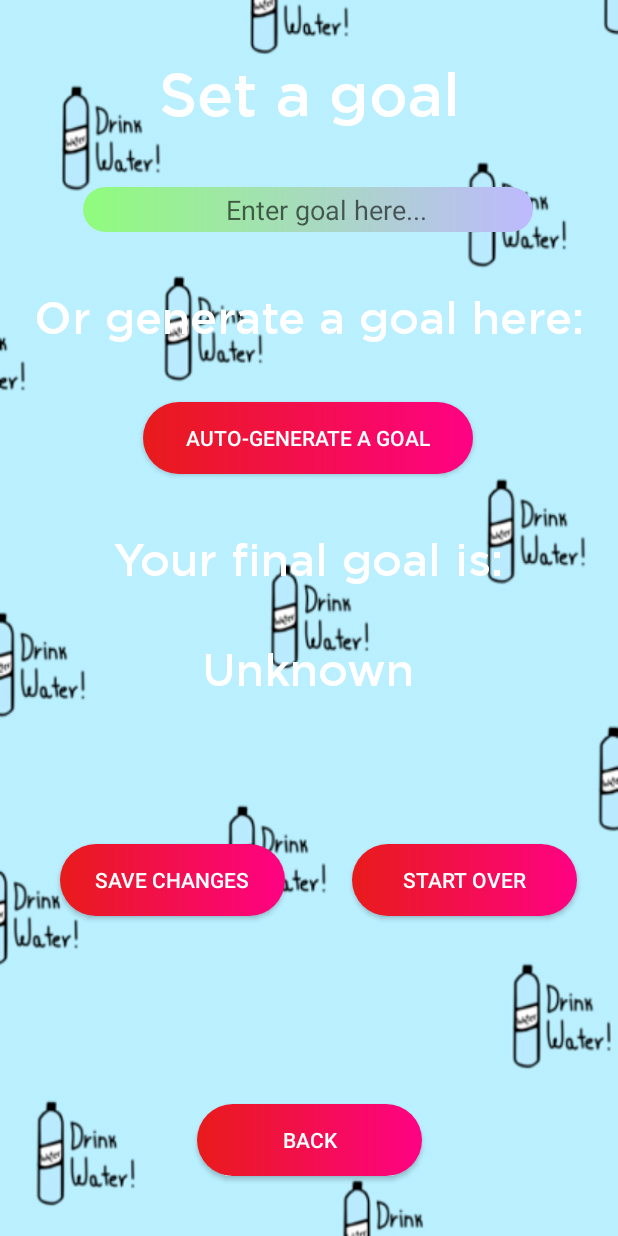
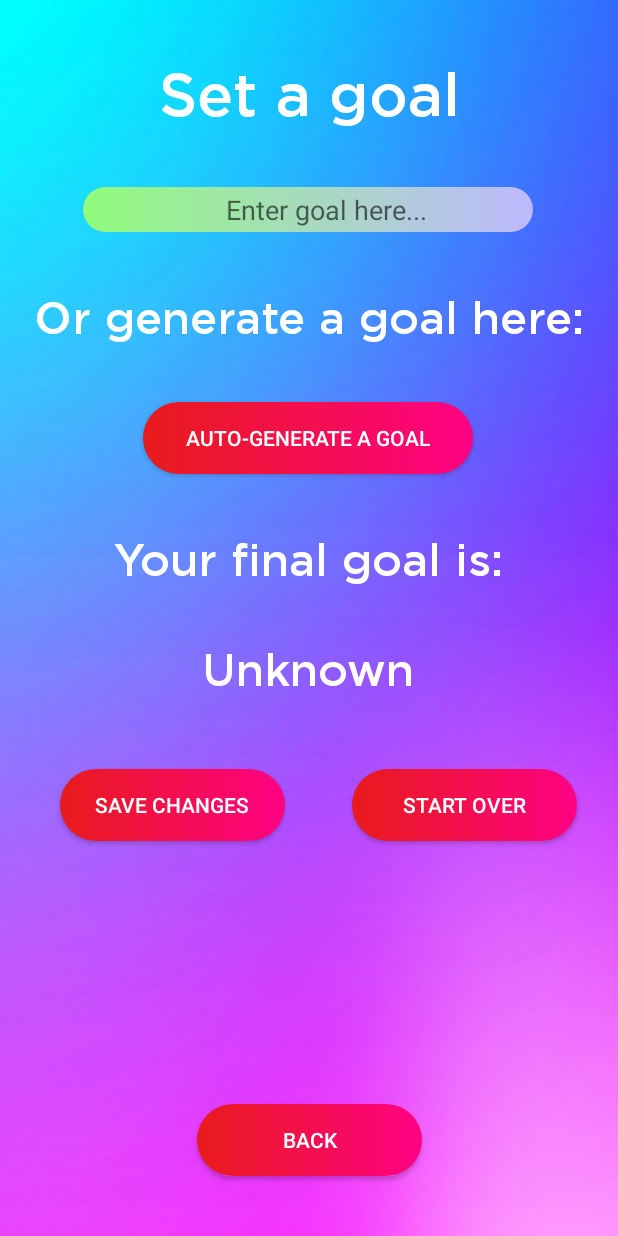
Before and after one commit to adibraup293/Final_Year_Project, an Android app: the UserHomeActivity screen opened directly, with no data from a screen before it, after a tap on "SET A NEW GOAL", on a phone screen of 412 x 824 dp. Run offline under Robolectric (Android 15) with nearby library versions, the phone set to English and light mode, and no system bars; libraries missing offline, so code that uses them is left out: com.facebook, com.facebook.login; 2 statements that could not run were skipped.

```diff
--- a/app/build.gradle
+++ b/app/build.gradle
@@ -27,4 +27,6 @@ dependencies {
     androidTestImplementation 'androidx.test.ext:junit:1.1.0'
     androidTestImplementation 'androidx.test.espresso:espresso-core:3.1.1'
 
+    implementation 'com.facebook.android:facebook-android-sdk:4.26.0'
+
 }
--- a/app/src/main/java/com/example/finalyearproject/UserHomeActivity.java
+++ b/app/src/main/java/com/example/finalyearproject/UserHomeActivity.java
@@ -5,12 +5,20 @@ import androidx.appcompat.app.AppCompatActivity;
 import android.content.Intent;
 import android.os.Bundle;
 import android.view.View;
+import android.widget.Button;
 import android.widget.TextView;
 
 import com.example.finalyearproject.MainActivity;
-import com.example.finalyearproject.R;;
+import com.example.finalyearproject.R;
+import com.facebook.AccessToken;
+import com.facebook.login.LoginManager;
+import com.facebook.login.widget.LoginButton;;
 
 public class UserHomeActivity extends AppCompatActivity {
+
+//    private LoginButton loginFacebookButton;
+    Button LogoutButton;
+    Button connectFB;
 
     public void openSetGoalPage(View view)
     {
@@ -36,11 +44,19 @@ public class UserHomeActivity extends AppCompatActivity {
         startActivity(intent);
     }
 
-    public void back(View view) {
+    public void logout(View view) {
+        LoginManager.getInstance().logOut();
         Intent intent = new Intent(UserHomeActivity.this, LoginActivity.class);
         startActivity(intent);
         finish();
     }
+
+//    private void logout(View view){
+//        LoginManager.getInstance().logOut();
+//        Intent intent = new Intent(UserHomeActivity.this, LoginActivity.class);
+//        startActivity(intent);
+//        finish();
+//    }
 
     @Override
     protected void onCreate(Bundle savedInstanceState) {
@@ -51,5 +67,20 @@ public class UserHomeActivity extends AppCompatActivity {
         TextView userText = findViewById(R.id.userNameTextView);
         String welcomeMsg = "Welcome back " + username + "!";
         userText.setText(welcomeMsg);
+
+//        loginFacebookButton = findViewById(R.id.loginFBBtn);
+        LogoutButton = findViewById(R.id.logoutBtn);
+        connectFB = findViewById(R.id.connectToFBBtn);
+
+        //token for login
+        AccessToken accessToken = AccessToken.getCurrentAccessToken();
+        boolean isLoggedIn = accessToken != null && !accessToken.isExpired();
+
+        if (isLoggedIn == true){
+            connectFB.setVisibility(View.INVISIBLE);
+        }else{
+            connectFB.setVisibility(View.VISIBLE);
+        }
+
     }
 }
--- a/app/src/main/res/layout/activity_check_goals_progress.xml
+++ b/app/src/main/res/layout/activity_check_goals_progress.xml
@@ -26,7 +26,7 @@
     <ListView
         android:id="@+id/goalList"
         android:layout_width="match_parent"
-        android:layout_height="400dp"
+        android:layout_height="300dp"
         android:layout_marginTop="40dp"
         android:background="@color/colorPrimary"
         app:layout_constraintEnd_toEndOf="parent"
@@ -58,6 +58,7 @@
         android:textColor="#FFFFFF"
         app:layout_constraintBottom_toBottomOf="parent"
         app:layout_constraintEnd_toEndOf="parent"
-        app:layout_constraintStart_toStartOf="parent" />
+        app:layout_constraintStart_toStartOf="parent"
+        app:layout_constraintTop_toBottomOf="@+id/shareToFBBtn" />
 
 </androidx.constraintlayout.widget.ConstraintLayout>
--- a/app/src/main/res/layout/activity_friends_list.xml
+++ b/app/src/main/res/layout/activity_friends_list.xml
@@ -26,7 +26,7 @@
     <ListView
         android:id="@+id/friendList"
         android:layout_width="match_parent"
-        android:layout_height="450dp"
+        android:layout_height="400dp"
         android:layout_marginTop="40dp"
         android:background="@color/colorPrimary"
         app:layout_constraintEnd_toEndOf="parent"
@@ -45,6 +45,7 @@
         android:textColor="#FFFFFF"
         app:layout_constraintBottom_toBottomOf="parent"
         app:layout_constraintEnd_toEndOf="parent"
-        app:layout_constraintStart_toStartOf="parent" />
+        app:layout_constraintStart_toStartOf="parent"
+        app:layout_constraintTop_toBottomOf="@+id/friendList" />
 
 </androidx.constraintlayout.widget.ConstraintLayout>
--- a/app/src/main/res/layout/activity_reward_shop.xml
+++ b/app/src/main/res/layout/activity_reward_shop.xml
@@ -42,7 +42,7 @@
     <ListView
         android:id="@+id/rewardShop"
         android:layout_width="match_parent"
-        android:layout_height="400dp"
+        android:layout_height="300dp"
         android:layout_marginTop="32dp"
         android:background="@color/colorPrimary"
         app:layout_constraintEnd_toEndOf="parent"
@@ -73,6 +73,7 @@
         android:textColor="#FFFFFF"
         app:layout_constraintBottom_toBottomOf="parent"
         app:layout_constraintEnd_toEndOf="parent"
-        app:layout_constraintStart_toStartOf="parent" />
+        app:layout_constraintStart_toStartOf="parent"
+        app:layout_constraintTop_toBottomOf="@+id/redeemBtn" />
 
 </androidx.constraintlayout.widget.ConstraintLayout>
--- a/app/src/main/res/layout/activity_set_goal.xml
+++ b/app/src/main/res/layout/activity_set_goal.xml
@@ -5,7 +5,7 @@
     android:layout_width="match_parent"
     android:layout_height="match_parent"
     tools:context=".SetGoalActivity"
-    android:background="@drawable/wallpaper_setgoal">
+    android:background="@drawable/gradient_wallpaper">
 
     <TextView
         android:id="@+id/SetGoalTextView"
@@ -105,7 +105,7 @@
         android:id="@+id/saveBtn"
         android:layout_width="150dp"
         android:layout_height="wrap_content"
-        android:layout_marginTop="100dp"
+        android:layout_marginTop="50dp"
         android:background="@drawable/bg_btn"
         android:text="Save changes"
         android:textColor="#FFFFFF"
@@ -118,7 +118,7 @@
         android:id="@+id/restartBtn"
         android:layout_width="150dp"
         android:layout_height="wrap_content"
-        android:layout_marginTop="100dp"
+        android:layout_marginTop="50dp"
         android:background="@drawable/bg_btn"
         android:text="Start over"
         android:textColor="#FFFFFF"
--- a/app/src/main/res/values/strings.xml
+++ b/app/src/main/res/values/strings.xml
@@ -1,3 +1,7 @@
 <resources>
     <string name="app_name">ModerEat</string>
+
+    <string name="facebook_app_id">367212481290975</string>
+    <string name="fb_login_protocol_scheme">fb367212481290975</string>
+
 </resources>
```
Also changed, not shown: app/src/main/AndroidManifest.xml (+23 -0 lines), app/src/main/java/com/example/finalyearproject/LoginActivity.java (+67 -4 lines), app/src/main/res/layout/activity_login.xml (+22 -7 lines), app/src/main/res/layout/activity_user_home.xml (+14 -1 lines).
